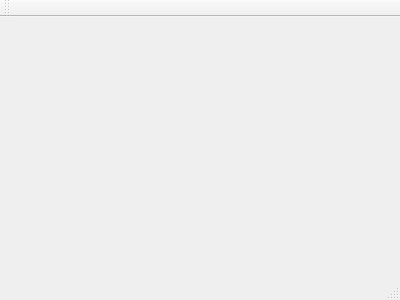
Qt form Lab2/mainwindow.ui (qrcline/Specials_L2) before a commit.
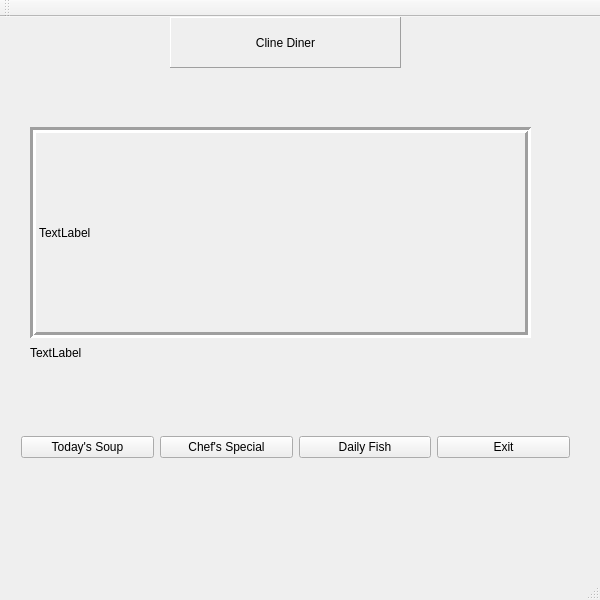
The same form after that commit.

```diff
--- a/Lab2/mainwindow.ui
+++ b/Lab2/mainwindow.ui
@@ -1,24 +1,140 @@
 <ui version="4.0">
  <class>MainWindow</class>
- <widget class="QMainWindow" name="MainWindow" >
-  <property name="geometry" >
+ <widget class="QMainWindow" name="MainWindow">
+  <property name="geometry">
    <rect>
     <x>0</x>
     <y>0</y>
-    <width>400</width>
-    <height>300</height>
+    <width>600</width>
+    <height>600</height>
    </rect>
   </property>
   <property name="windowTitle" >
    <string>MainWindow</string>
   </property>
-  <widget class="QMenuBar" name="menuBar" />
-  <widget class="QToolBar" name="mainToolBar" />
-  <widget class="QWidget" name="centralWidget" />
-  <widget class="QStatusBar" name="statusBar" />
+  <widget class="QWidget" name="centralWidget">
+   <widget class="QLabel" name="picture">
+    <property name="geometry">
+     <rect>
+      <x>30</x>
+      <y>110</y>
+      <width>501</width>
+      <height>211</height>
+     </rect>
+    </property>
+    <property name="frameShape">
+     <enum>QFrame::Box</enum>
+    </property>
+    <property name="frameShadow">
+     <enum>QFrame::Sunken</enum>
+    </property>
+    <property name="lineWidth">
+     <number>3</number>
+    </property>
+    <property name="text">
+     <string>TextLabel</string>
+    </property>
+   </widget>
+   <widget class="QLabel" name="label_2">
+    <property name="geometry">
+     <rect>
+      <x>170</x>
+      <y>0</y>
+      <width>231</width>
+      <height>51</height>
+     </rect>
+    </property>
+    <property name="cursor">
+     <cursorShape>SizeBDiagCursor</cursorShape>
+    </property>
+    <property name="frameShape">
+     <enum>QFrame::Panel</enum>
+    </property>
+    <property name="frameShadow">
+     <enum>QFrame::Raised</enum>
+    </property>
+    <property name="text">
+     <string>Cline Diner</string>
+    </property>
+    <property name="alignment">
+     <set>Qt::AlignCenter</set>
+    </property>
+   </widget>
+   <widget class="QLabel" name="namePrice_Label">
+    <property name="geometry">
+     <rect>
+      <x>30</x>
+      <y>320</y>
+      <width>121</width>
+      <height>31</height>
+     </rect>
+    </property>
+    <property name="text">
+     <string>TextLabel</string>
+    </property>
+   </widget>
+   <widget class="QWidget" name="">
+    <property name="geometry">
+     <rect>
+      <x>10</x>
+      <y>390</y>
+      <width>571</width>
+      <height>81</height>
+     </rect>
+    </property>
+    <layout class="QHBoxLayout" name="horizontalLayout">
+     <item>
+      <widget class="QPushButton" name="todaySoup_Button">
+       <property name="text">
+        <string>Today's Soup</string>
+       </property>
+      </widget>
+     </item>
+     <item>
+      <widget class="QPushButton" name="chefSpecial_Button">
+       <property name="text">
+        <string>Chef's Special</string>
+       </property>
+      </widget>
+     </item>
+     <item>
+      <widget class="QPushButton" name="dailyFish_Button">
+       <property name="text">
+        <string>Daily Fish</string>
+       </property>
+      </widget>
+     </item>
+     <item>
+      <widget class="QPushButton" name="exit_Button">
+       <property name="text">
+        <string>Exit</string>
+       </property>
+      </widget>
+     </item>
+    </layout>
+   </widget>
+  </widget>
+  <widget class="QMenuBar" name="menuBar">
+   <property name="geometry">
+    <rect>
+     <x>0</x>
+     <y>0</y>
+     <width>600</width>
+     <height>24</height>
+    </rect>
+   </property>
+  </widget>
+  <widget class="QToolBar" name="mainToolBar">
+   <attribute name="toolBarArea">
+    <enum>TopToolBarArea</enum>
+   </attribute>
+   <attribute name="toolBarBreak">
+    <bool>false</bool>
+   </attribute>
+  </widget>
+  <widget class="QStatusBar" name="statusBar"/>
  </widget>
- <layoutDefault spacing="6" margin="11" />
- <pixmapfunction></pixmapfunction>
+ <layoutdefault spacing="6" margin="11"/>
  <resources/>
  <connections/>
 </ui>
```
Left out of the diff: 20 changed lines with no effect on the pictures.
